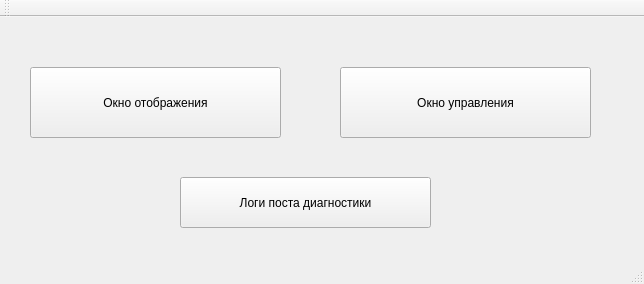
Before: the Qt Designer form MainWindow.ui in Longdaay/STOqt, drawn with Qt 5.
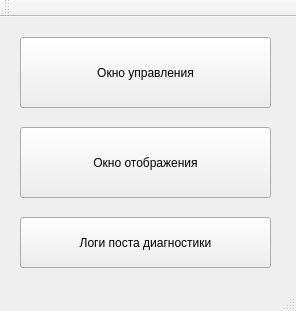
After: the same form once the commit is applied.

Patch:
```diff
--- a/MainWindow.ui
+++ b/MainWindow.ui
@@ -6,8 +6,8 @@
    <rect>
     <x>0</x>
     <y>0</y>
-    <width>644</width>
-    <height>284</height>
+    <width>296</width>
+    <height>311</height>
    </rect>
   </property>
   <property name="windowTitle">
@@ -17,8 +17,8 @@
    <widget class="QPushButton" name="DPButton">
     <property name="geometry">
      <rect>
-      <x>30</x>
-      <y>50</y>
+      <x>20</x>
+      <y>110</y>
       <width>251</width>
       <height>71</height>
      </rect>
@@ -30,8 +30,8 @@
    <widget class="QPushButton" name="ControlWindowButton">
     <property name="geometry">
      <rect>
-      <x>340</x>
-      <y>50</y>
+      <x>20</x>
+      <y>20</y>
       <width>251</width>
       <height>71</height>
      </rect>
@@ -43,8 +43,8 @@
    <widget class="QPushButton" name="CarLogButton">
     <property name="geometry">
      <rect>
-      <x>180</x>
-      <y>160</y>
+      <x>20</x>
+      <y>200</y>
       <width>251</width>
       <height>51</height>
      </rect>
```
Left out of the diff: 2 changed lines with no effect on the pictures.
